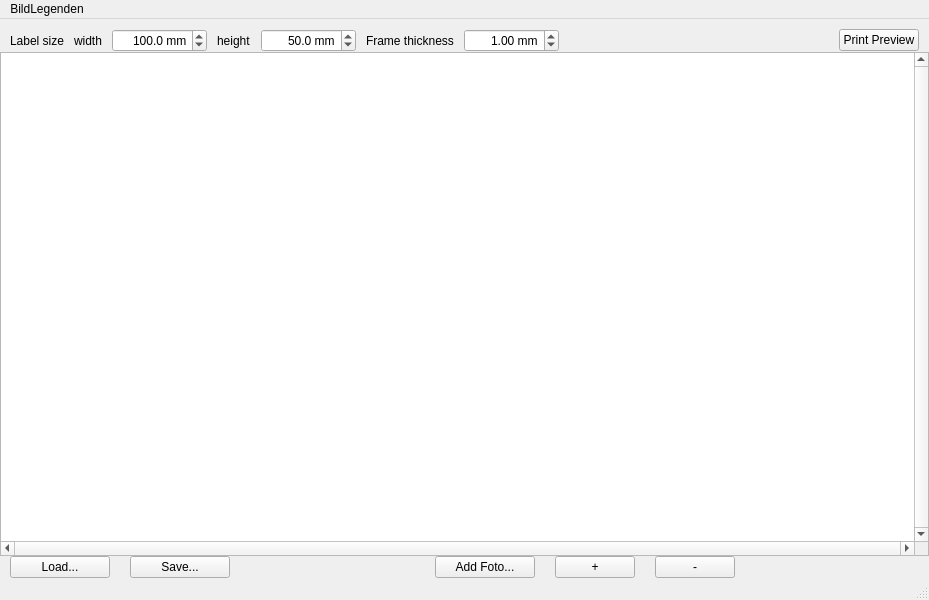
Before: the Qt Designer form mainwindow.ui in mac-curver/BilderLegenden, drawn with Qt 5.
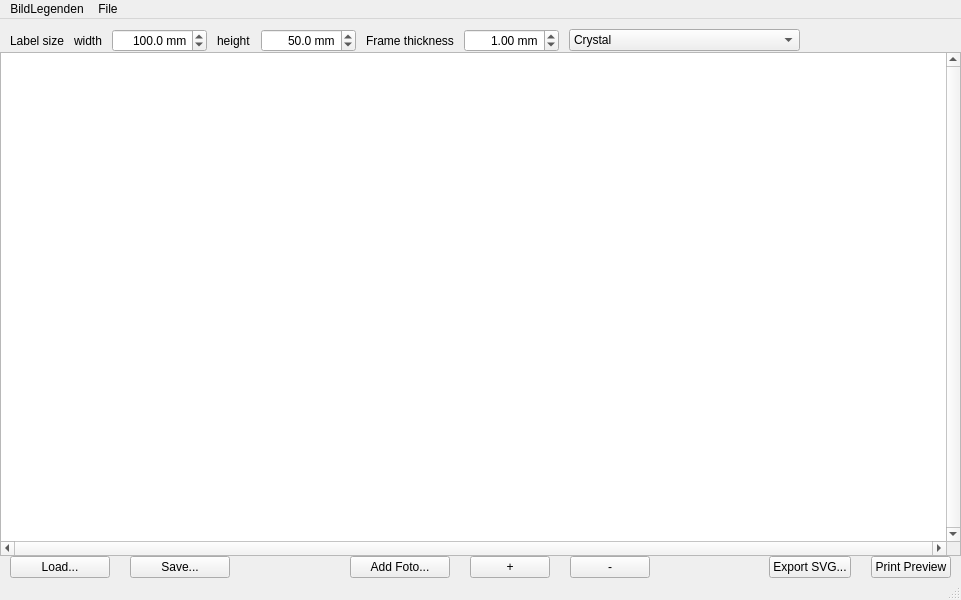
After: the same form once the commit is applied. Custom widgets are drawn as their Qt base class.

Commit message: Mainly incorrect Kerning on Windows repaired. In addition SVG Export added, Font made selectable (Arial as default) and Preferences corrected so that Windows can store in Registry.

Patch:
```diff
--- a/mainwindow.ui
+++ b/mainwindow.ui
@@ -6,7 +6,7 @@
    <rect>
     <x>0</x>
     <y>0</y>
-    <width>929</width>
+    <width>961</width>
     <height>600</height>
    </rect>
   </property>
@@ -156,6 +156,16 @@
         </property>
        </widget>
       </item>
+      <item>
+       <widget class="QFontComboBox" name="fontComboBox">
+        <property name="editable">
+         <bool>false</bool>
+        </property>
+        <property name="currentIndex">
+         <number>6</number>
+        </property>
+       </widget>
+      </item>
       <item>
        <spacer name="horizontalSpacer_2">
         <property name="orientation">
@@ -169,19 +179,6 @@
         </property>
        </spacer>
       </item>
-      <item>
-       <widget class="QPushButton" name="previewPushButton">
-        <property name="text">
-         <string>Print Preview</string>
-        </property>
-        <property name="checkable">
-         <bool>false</bool>
-        </property>
-        <property name="checked">
-         <bool>false</bool>
-        </property>
-       </widget>
-      </item>
      </layout>
     </item>
     <item>
@@ -299,6 +296,32 @@
         </property>
        </spacer>
       </item>
+      <item>
+       <widget class="QPushButton" name="exportSvgPushButton">
+        <property name="text">
+         <string>Export SVG...</string>
+        </property>
+        <property name="checkable">
+         <bool>false</bool>
+        </property>
+        <property name="checked">
+         <bool>false</bool>
+        </property>
+       </widget>
+      </item>
+      <item>
+       <widget class="QPushButton" name="previewPushButton">
+        <property name="text">
+         <string>Print Preview</string>
+        </property>
+        <property name="checkable">
+         <bool>false</bool>
+        </property>
+        <property name="checked">
+         <bool>false</bool>
+        </property>
+       </widget>
+      </item>
      </layout>
     </item>
    </layout>
@@ -308,8 +331,8 @@
     <rect>
      <x>0</x>
      <y>0</y>
-     <width>929</width>
-     <height>33</height>
+     <width>961</width>
+     <height>29</height>
     </rect>
    </property>
    <widget class="QMenu" name="menuBildLegenden">
@@ -319,7 +342,20 @@
     <addaction name="actionAbout"/>
     <addaction name="actionPreferences"/>
    </widget>
+   <widget class="QMenu" name="menuFile">
+    <property name="title">
+     <string>File</string>
+    </property>
+    <widget class="QMenu" name="menuRecent_Projects">
+     <property name="title">
+      <string>Recent Projects</string>
+     </property>
+     <addaction name="actionLast_Project"/>
+    </widget>
+    <addaction name="menuRecent_Projects"/>
+   </widget>
    <addaction name="menuBildLegenden"/>
+   <addaction name="menuFile"/>
   </widget>
   <widget class="QStatusBar" name="statusbar"/>
   <action name="actionAbout">
```
Left out of the diff: 57 changed lines with no effect on the pictures. The commit also changes 26 other files.
